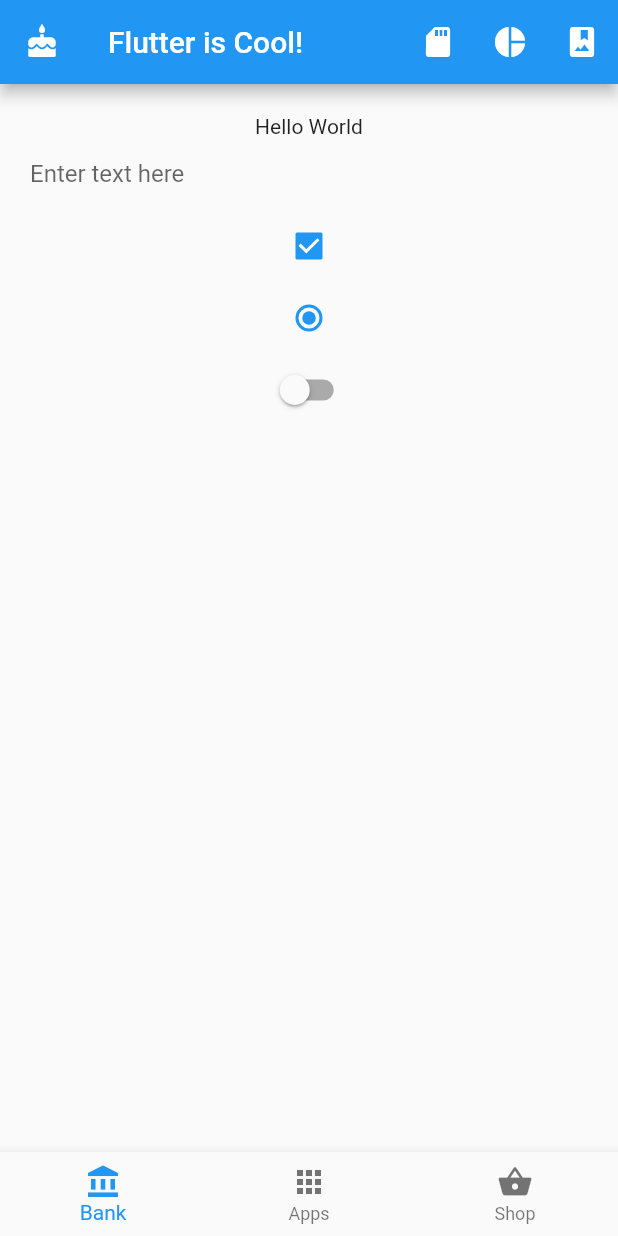
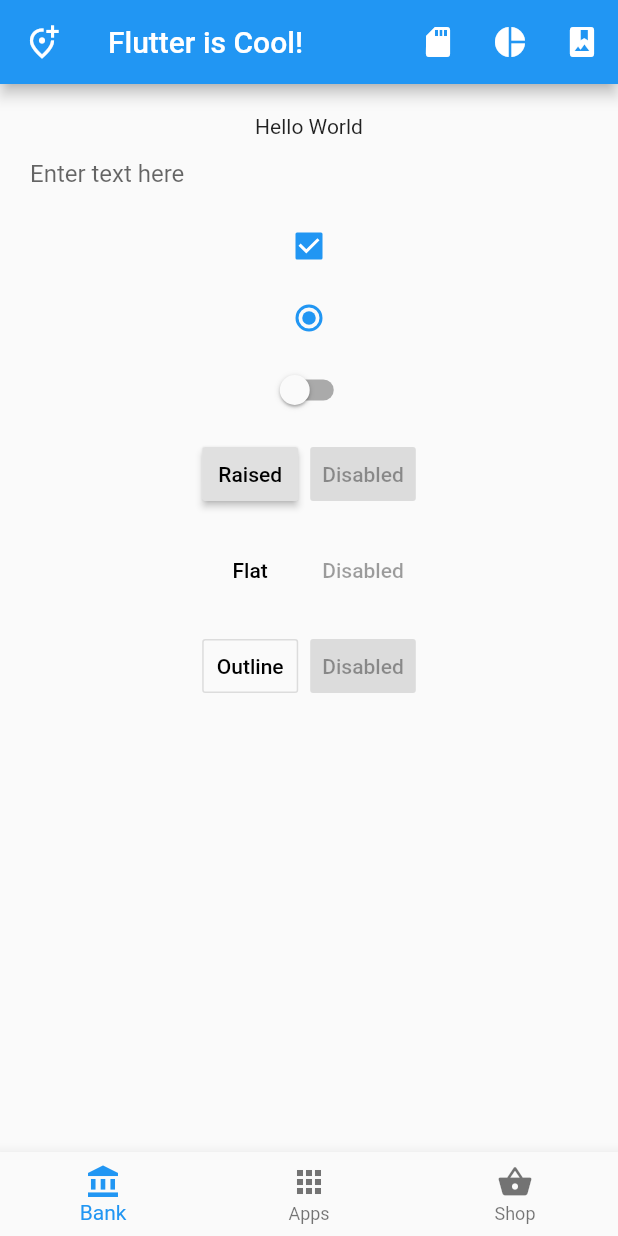
Before and after one commit to chrishargan/flutter, a Flutter app: the screen it shows after launch, on a phone screen of 412 x 824 dp. Run offline on Flutter 3.47's test engine with Material 2 defaults, Android fonts, the phone set to English and light mode, and no system bars.

Commit message:
button examples

```diff
--- a/lib/main.dart
+++ b/lib/main.dart
@@ -10,7 +10,7 @@ class MyApp extends StatelessWidget {
       home: new Scaffold(
         appBar: new AppBar(
           title: new Text('Flutter is Cool!'),
-          leading: new Icon(Icons.cake),
+          leading: new Icon(Icons.add_location_alt_outlined),
           actions: <Widget>[
             new IconButton(
               icon: new Icon(Icons.sd_card),
@@ -29,22 +29,14 @@ class MyApp extends StatelessWidget {
             ),
           ],
         ),
-        bottomNavigationBar: new BottomNavigationBar(
-          items: [
+        bottomNavigationBar: new BottomNavigationBar(items: [
           new BottomNavigationBarItem(
-                icon: new Icon(Icons.account_balance),
-                label: "Bank"
-            ),
+              icon: new Icon(Icons.account_balance), label: "Bank"),
           new BottomNavigationBarItem(
-                icon: new Icon(Icons.apps),
-                label: "Apps"
-            ),
+              icon: new Icon(Icons.apps), label: "Apps"),
           new BottomNavigationBarItem(
-                icon: new Icon(Icons.shopping_basket),
-                label: "Shop"
-            ),
-          ]
-        ),
+              icon: new Icon(Icons.shopping_basket), label: "Shop"),
+        ]),
         body: new Container(
           padding: const EdgeInsets.all(20.0),
           child: new Column(
@@ -52,9 +44,7 @@ class MyApp extends StatelessWidget {
               new Text("Hello World"),
               new TextField(
                 decoration: new InputDecoration(
-                  border: InputBorder.none,
-                  hintText: 'Enter text here'
-                ),
+                    border: InputBorder.none, hintText: 'Enter text here'),
               ),
               new Checkbox(
                 value: true,
@@ -65,13 +55,48 @@ class MyApp extends StatelessWidget {
               new Radio<int>(
                 value: 0,
                 groupValue: 0,
-                onChanged: (_){},
+                onChanged: (_) {},
               ),
               new Switch(
                 value: false,
-                  onChanged: (bool value){
-                  },
+                onChanged: (bool value) {},
+              ),
+              new ButtonBar(mainAxisSize: MainAxisSize.min, children: <Widget>[
+                new RaisedButton(
+                  child: const Text('Raised'),
+                  onPressed: () {},  // This means it is actively pressable although currently empty
+                ),
+                const RaisedButton(
+                    child: const Text('Disabled'),
+                    onPressed: null, // Null disables the button
                 )
+              ],
+              ),
+              new ButtonBar(
+                mainAxisSize: MainAxisSize.min,
+                children: <Widget>[
+                  new FlatButton(
+                    child: const Text('Flat'),
+                      onPressed: () {},
+                  ),
+                  const FlatButton(
+                      child: const Text('Disabled'),
+                      onPressed: null, )
+                ],
+              ),
+              new ButtonBar(
+                mainAxisSize: MainAxisSize.min,
+                children: <Widget>[
+                  new OutlineButton(
+                    child: const Text('Outline'),
+                    onPressed: () {},
+                  ),
+                  const RaisedButton(     // in the case of outline the disabled version doesn't
+                                          // look different so use a raised with null value
+                    child: const Text('Disabled'),
+                    onPressed: null, )
+                ],
+              ),
             ],
           ),
         ),
```
Lines whose indentation alone changed are shown as unchanged.
